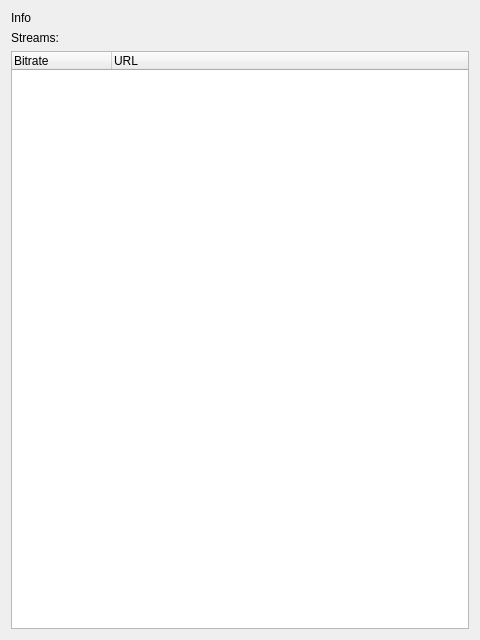
Qt form info_page.ui (sanami/qt-music-player) before a commit.
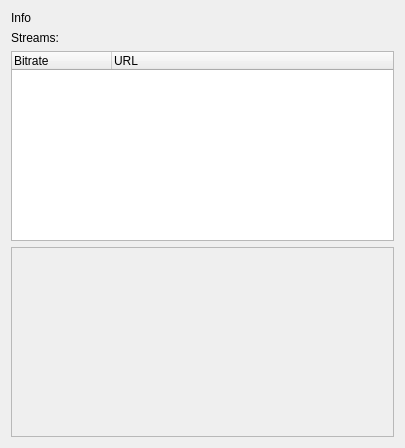
The same form after that commit.

The edit to the form file:
```diff
--- a/info_page.ui
+++ b/info_page.ui
@@ -6,8 +6,8 @@
    <rect>
     <x>0</x>
     <y>0</y>
-    <width>480</width>
-    <height>640</height>
+    <width>405</width>
+    <height>448</height>
    </rect>
   </property>
   <property name="windowTitle">
@@ -21,14 +21,14 @@
      </property>
     </widget>
    </item>
-   <item row="1" column="0">
+   <item row="1" column="0" colspan="2">
     <widget class="QLabel" name="label_2">
      <property name="text">
       <string>Streams:</string>
      </property>
     </widget>
    </item>
-   <item row="2" column="0">
+   <item row="2" column="0" colspan="2">
     <widget class="QTreeWidget" name="streams">
      <property name="rootIsDecorated">
       <bool>false</bool>
@@ -45,6 +45,16 @@
      </column>
     </widget>
    </item>
+   <item row="3" column="0" colspan="2">
+    <widget class="QPlainTextEdit" name="messages">
+     <property name="enabled">
+      <bool>false</bool>
+     </property>
+     <property name="readOnly">
+      <bool>true</bool>
+     </property>
+    </widget>
+   </item>
   </layout>
  </widget>
  <resources/>
```
